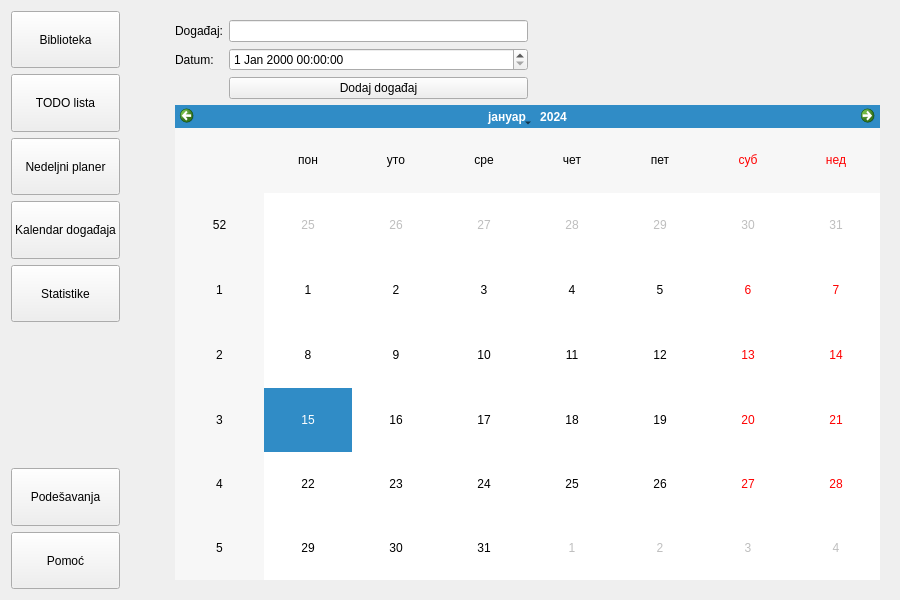
Old version of the form app/forms/mainwindow.ui in the repository bogdans55/StudySphere.
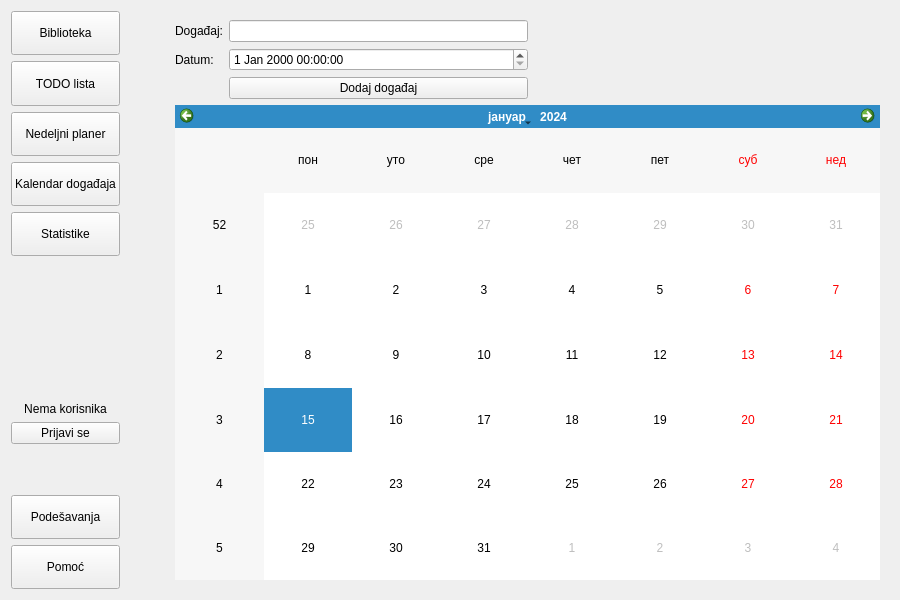
New version of the form. Icons and pictures are not drawn.

Commit message: Added login functionality to main window

Diff of the .ui file:
```diff
--- a/app/forms/mainwindow.ui
+++ b/app/forms/mainwindow.ui
@@ -104,6 +104,36 @@
        </property>
       </spacer>
      </item>
+     <item>
+      <widget class="QLabel" name="label_username">
+       <property name="text">
+        <string>Nema korisnika</string>
+       </property>
+       <property name="alignment">
+        <set>Qt::AlignCenter</set>
+       </property>
+      </widget>
+     </item>
+     <item>
+      <widget class="QPushButton" name="pushButton_login">
+       <property name="text">
+        <string>Prijavi se</string>
+       </property>
+      </widget>
+     </item>
+     <item>
+      <spacer name="verticalSpacer_5">
+       <property name="orientation">
+        <enum>Qt::Vertical</enum>
+       </property>
+       <property name="sizeHint" stdset="0">
+        <size>
+         <width>20</width>
+         <height>40</height>
+        </size>
+       </property>
+      </spacer>
+     </item>
      <item>
       <widget class="QPushButton" name="pushButton_settings">
        <property name="sizePolicy">
```
The commit also changes 7 other files.
